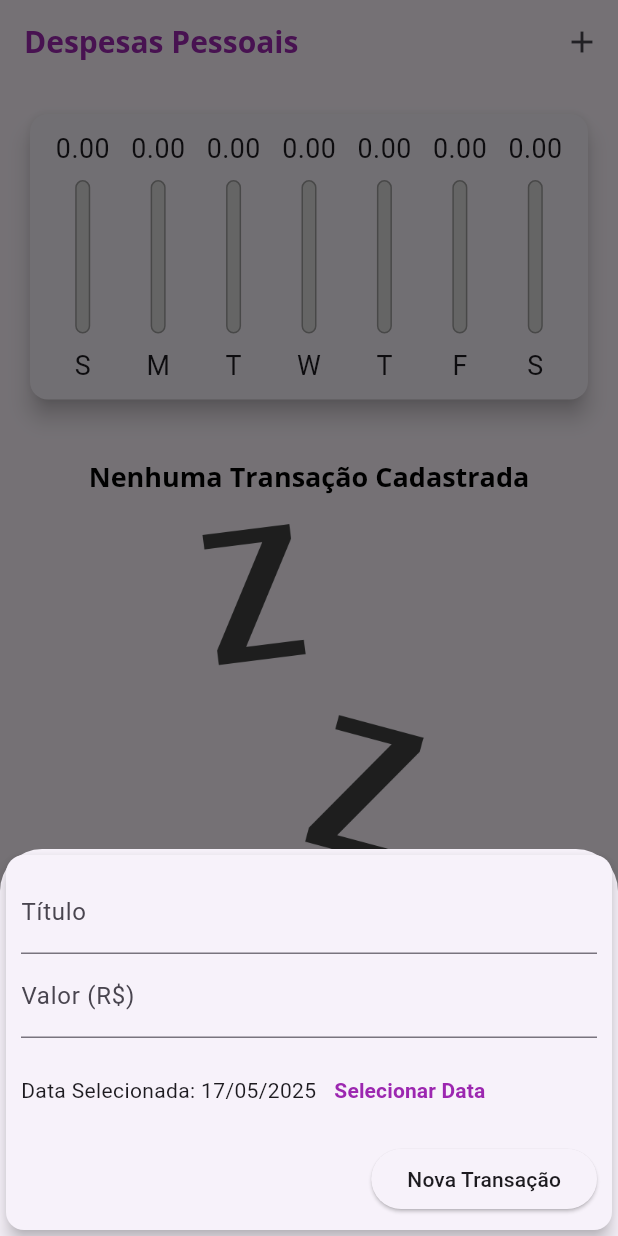
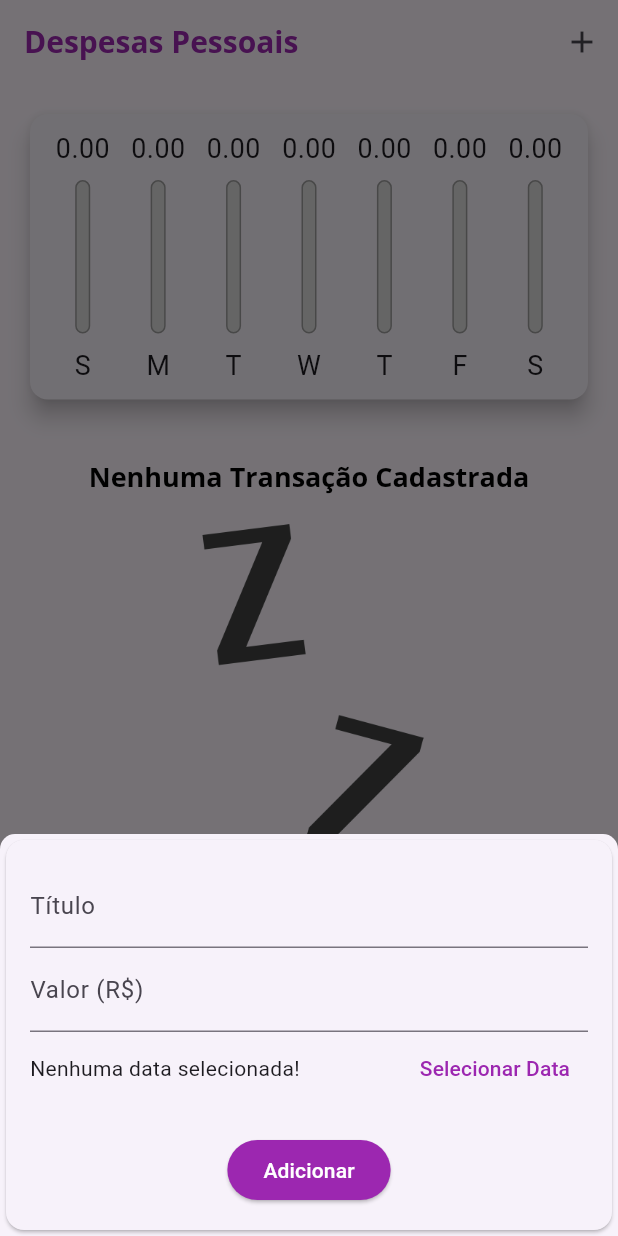
Before and after one commit to RafaellaBarbosa/expenses_app, a Flutter app: the screen it shows after launch, after a tap on the "add" icon, on a phone screen of 412 x 824 dp. Run offline on Flutter 3.47's test engine with Material 3 defaults, Android fonts, the phone set to English and light mode, and no system bars.

Commit message:
feat: permitir edição de transações

```diff
--- a/lib/components/transaction_form.dart
+++ b/lib/components/transaction_form.dart
@@ -1,82 +1,135 @@
-import 'package:expenses_app/components/adaptative_button.dart';
-import 'package:expenses_app/components/adaptative_date_picker.dart';
 import 'package:expenses_app/components/adaptative_text_field.dart';
+import 'package:expenses_app/models/transaction.dart';
 import 'package:flutter/material.dart';
+import 'package:intl/intl.dart';
 
 class TransactionForm extends StatefulWidget {
+  final void Function(String title, double value, DateTime date)? onSubmit;
+  final void Function(Transaction transaction)? onUpdate;
+  final Transaction? transaction;
+
   const TransactionForm({
     super.key,
-    required this.onSubmit,
+    this.onSubmit,
+    this.onUpdate,
+    this.transaction,
   });
-
-  final void Function(String, double, DateTime) onSubmit;
 
   @override
   State<TransactionForm> createState() => _TransactionFormState();
 }
 
 class _TransactionFormState extends State<TransactionForm> {
-  final TextEditingController titleController = TextEditingController();
-  final TextEditingController valueController = TextEditingController();
-  DateTime _selectedDate = DateTime.now();
+  final _titleController = TextEditingController();
+  final _valueController = TextEditingController();
+  DateTime? _selectedDate;
+
+  @override
+  void initState() {
+    super.initState();
+
+    if (widget.transaction != null) {
+      _titleController.text = widget.transaction!.title;
+      _valueController.text = widget.transaction!.value.toString();
+      _selectedDate = widget.transaction!.date;
+    }
+  }
+
+  void _submitForm() {
+    final title = _titleController.text.trim();
+    final value =
+        double.tryParse(_valueController.text.replaceAll(',', '.')) ?? 0.0;
+
+    if (title.isEmpty || value <= 0 || _selectedDate == null) return;
+
+    if (widget.transaction != null && widget.onUpdate != null) {
+      final updated = widget.transaction!.copyWith(
+        title: title,
+        value: value,
+        date: _selectedDate!,
+      );
+      widget.onUpdate!(updated);
+    } else if (widget.onSubmit != null) {
+      widget.onSubmit!(title, value, _selectedDate!);
+    }
+  }
+
+  void _showDatePicker() {
+    showDatePicker(
+      context: context,
+      initialDate: _selectedDate ?? DateTime.now(),
+      firstDate: DateTime(2020),
+      lastDate: DateTime.now(),
+      locale: const Locale('pt', 'BR'),
+    ).then((pickedDate) {
+      if (pickedDate == null) return;
+
+      setState(() {
+        _selectedDate = pickedDate;
+      });
+    });
+  }
 
   @override
   Widget build(BuildContext context) {
+    final isEditing = widget.transaction != null;
+    final bottomInset = MediaQuery.of(context).viewInsets.bottom;
+
     return SingleChildScrollView(
       child: Card(
-        elevation: 5,
         child: Padding(
-          padding: EdgeInsets.fromLTRB(
-              10.0, 10, 10, 10 + MediaQuery.of(context).viewInsets.bottom),
+          padding: EdgeInsets.only(
+            left: 16,
+            right: 16,
+            top: 16,
+            bottom: 16 + bottomInset,
+          ),
           child: Column(
-            crossAxisAlignment: CrossAxisAlignment.end,
+            mainAxisSize: MainAxisSize.min,
             children: [
               AdaptativeTextField(
-                label: "Título",
-                controller: titleController,
+                controller: _titleController,
+                label: 'Título',
+                onSubmitted: (_) => _submitForm(),
                 keyboardType: TextInputType.text,
-                onSubmitted: (_) => _submitForm,
                 textInputAction: TextInputAction.next,
               ),
               AdaptativeTextField(
-                label: "Valor (R\$)",
-                controller: valueController,
-                textInputAction: TextInputAction.done,
+                controller: _valueController,
+                label: 'Valor (R\$)',
                 keyboardType:
                     const TextInputType.numberWithOptions(decimal: true),
-                onSubmitted: (_) {
-                  _submitForm;
-                },
+                onSubmitted: (_) => _submitForm(),
+                textInputAction: TextInputAction.done,
               ),
-              AdaptativeDatePicker(
-                selectedDate: _selectedDate,
-                onDateChanged: (newDate) {
-                  setState(() {
-                    _selectedDate = newDate;
-                  });
-                },
+              Row(
+                children: [
+                  Expanded(
+                    child: Text(
+                      _selectedDate == null
+                          ? 'Nenhuma data selecionada!'
+                          : 'Data: ${DateFormat('dd/MM/yyyy').format(_selectedDate!)}',
+                    ),
+                  ),
+                  TextButton(
+                    onPressed: _showDatePicker,
+                    child: const Text('Selecionar Data'),
+                  ),
+                ],
               ),
-              AdaptativeButton(
-                onPressed: () {
-                  _submitForm();
-                },
-                label: "Nova Transação",
-              )
+              const SizedBox(height: 20),
+              ElevatedButton(
+                onPressed: _submitForm,
+                style: ElevatedButton.styleFrom(
+                  backgroundColor: Theme.of(context).colorScheme.primary,
+                  foregroundColor: Colors.white,
+                ),
+                child: Text(isEditing ? 'Atualizar' : 'Adicionar'),
+              ),
             ],
           ),
         ),
       ),
     );
   }
-
-  _submitForm() {
-    final title = titleController.text;
-    final value = double.tryParse(valueController.text);
-
-    if (title.isEmpty || value == null) {
-      return;
-    }
-
-    widget.onSubmit(title, value, _selectedDate);
-  }
 }
--- a/lib/components/transaction_list.dart
+++ b/lib/components/transaction_list.dart
@@ -7,10 +7,12 @@ class TransactionList extends StatelessWidget {
     super.key,
     required this.transactions,
     required this.onRemove,
+    required this.onUpdate,
   });
 
   final List<Transaction> transactions;
   final void Function(String) onRemove;
+  final void Function(BuildContext, Transaction) onUpdate;
 
   @override
   Widget build(BuildContext context) {
@@ -19,8 +21,8 @@ class TransactionList extends StatelessWidget {
             itemCount: transactions.length,
             itemBuilder: (BuildContext context, int index) {
               final tr = transactions[index];
-
               return ListTile(
+                onTap: () => onUpdate(context, tr),
                 onLongPress: () => showDialog(
                   context: context,
                   builder: (context) {
@@ -35,9 +37,7 @@ class TransactionList extends StatelessWidget {
                     child: FittedBox(
                       child: Text(
                         'R\$${tr.value}',
-                        style: const TextStyle(
-                          color: Colors.white,
-                        ),
+                        style: const TextStyle(color: Colors.white),
                       ),
                     ),
                   ),
@@ -52,7 +52,8 @@ class TransactionList extends StatelessWidget {
               );
             },
           )
-        : LayoutBuilder(builder: (context, constraints) {
+        : LayoutBuilder(
+            builder: (context, constraints) {
               return Column(
                 children: [
                   const SizedBox(height: 20),
@@ -68,7 +69,8 @@ class TransactionList extends StatelessWidget {
                   ),
                 ],
               );
-          });
+            },
+          );
   }
 }
 
@@ -79,7 +81,7 @@ class AlertConfirmation extends StatelessWidget {
     required this.tr,
   });
 
-  final void Function(String p1) onRemove;
+  final void Function(String) onRemove;
   final Transaction tr;
 
   @override
--- a/lib/main.dart
+++ b/lib/main.dart
@@ -1,9 +1,9 @@
-import 'package:flutter_localizations/flutter_localizations.dart';
 import 'package:expenses_app/components/chart.dart';
 import 'package:expenses_app/components/transaction_form.dart';
 import 'package:expenses_app/components/transaction_list.dart';
 import 'package:expenses_app/models/transaction.dart';
 import 'package:flutter/material.dart';
+import 'package:flutter_localizations/flutter_localizations.dart';
 import 'package:uuid/uuid.dart';
 
 void main(List<String> args) {
@@ -38,6 +38,11 @@ class ExpensesApp extends StatelessWidget {
             fontSize: 18,
             fontWeight: FontWeight.bold,
             color: Colors.black,
+          ),
+        ),
+        textButtonTheme: TextButtonThemeData(
+          style: TextButton.styleFrom(
+            foregroundColor: Colors.purple,
           ),
         ),
         appBarTheme: const AppBarTheme(
@@ -91,12 +96,56 @@ class _MyHomePageState extends State<MyHomePage> {
     });
   }
 
-  _openTransactionFormModal(BuildContext context) {
+  void _updateTransaction(
+    Transaction transaction,
+  ) {
+    setState(() {
+      final index = _transactions.indexWhere((tr) => tr.id == transaction.id);
+      if (index >= 0) {
+        _transactions[index] = _transactions[index].copyWith(
+          title: transaction.title,
+          value: transaction.value,
+          date: transaction.date,
+        );
+      }
+    });
+    Navigator.of(context).pop();
+  }
+
+  void _openTransactionFormModal(BuildContext context,
+      [Transaction? transaction]) {
     showModalBottomSheet(
-        context: context,
-        builder: (context) {
-          return TransactionForm(onSubmit: _addTransaction);
-        });
+      context: context,
+      useSafeArea: true,
+      isScrollControlled: true,
+      shape: const RoundedRectangleBorder(
+        borderRadius: BorderRadius.vertical(top: Radius.circular(10)),
+      ),
+      builder: (context) {
+        return TransactionForm(
+          onSubmit: transaction == null ? _addTransaction : null,
+          onUpdate: transaction != null ? _updateTransaction : null,
+          transaction: transaction,
+        );
+      },
+    );
+  }
+
+  void _openTransactionEditFormModal(
+      BuildContext context, Transaction transaction) {
+    showModalBottomSheet(
+      context: context,
+      useSafeArea: true,
+      shape: const RoundedRectangleBorder(
+        borderRadius: BorderRadius.vertical(top: Radius.circular(10)),
+      ),
+      builder: (_) {
+        return TransactionForm(
+          transaction: transaction,
+          onUpdate: _updateTransaction,
+        );
+      },
+    );
   }
 
   @override
@@ -140,19 +189,24 @@ class _MyHomePageState extends State<MyHomePage> {
                 SizedBox(
                   height: avaibleHeight * 0.75,
                   child: TransactionList(
-                      transactions: _transactions,
-                      onRemove: _removeTransaction),
+                    transactions: _transactions,
+                    onRemove: _removeTransaction,
+                    onUpdate: _openTransactionEditFormModal,
+                  ),
                 ),
             ],
           ),
         ),
       ),
       floatingActionButton: FloatingActionButton(
+        backgroundColor: Theme.of(context).colorScheme.primary,
         onPressed: () {
           _openTransactionFormModal(context);
         },
+        isExtended: true,
         child: const Icon(
           Icons.add,
+          color: Colors.white,
         ),
       ),
     );
--- a/lib/models/transaction.dart
+++ b/lib/models/transaction.dart
@@ -10,4 +10,18 @@ class Transaction {
     required this.value,
     required this.date,
   });
+
+  Transaction copyWith({
+    String? id,
+    String? title,
+    double? value,
+    DateTime? date,
+  }) {
+    return Transaction(
+      id: id ?? this.id,
+      title: title ?? this.title,
+      value: value ?? this.value,
+      date: date ?? this.date,
+    );
+  }
 }
```
Also changed, not shown: lib/components/adaptative_button.dart (+8 -1 lines). Lines whose indentation alone changed are shown as unchanged.
